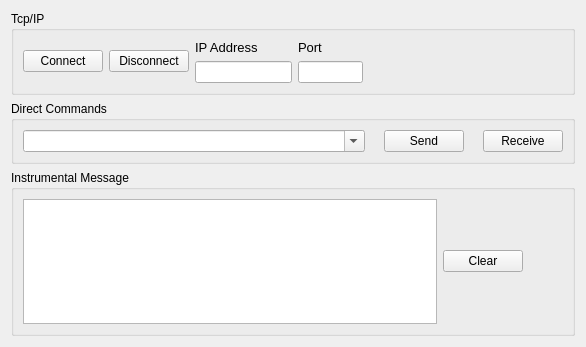
First picture: the form in View/setuptab.ui, repository volodymyr-savenko/Vfp, before the edit.
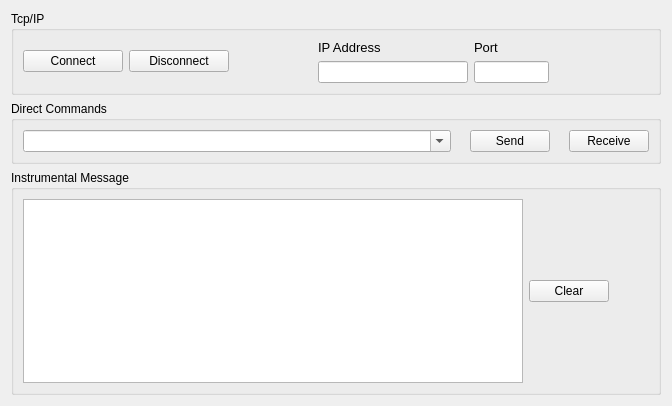
Second picture: the form after the edit. Icons and pictures are not drawn.

Diff of the .ui file:
```diff
--- a/View/setuptab.ui
+++ b/View/setuptab.ui
@@ -6,8 +6,8 @@
    <rect>
     <x>0</x>
     <y>0</y>
-    <width>586</width>
-    <height>347</height>
+    <width>668</width>
+    <height>406</height>
    </rect>
   </property>
   <property name="windowTitle">
@@ -22,6 +22,12 @@
        <verstretch>0</verstretch>
       </sizepolicy>
      </property>
+     <property name="minimumSize">
+      <size>
+       <width>650</width>
+       <height>0</height>
+      </size>
+     </property>
      <property name="maximumSize">
       <size>
        <width>16777215</width>
@@ -38,6 +44,12 @@
          <layout class="QHBoxLayout" name="loConnction">
           <item>
            <widget class="QPushButton" name="btnConnect">
+            <property name="minimumSize">
+             <size>
+              <width>100</width>
+              <height>0</height>
+             </size>
+            </property>
             <property name="text">
              <string>Connect</string>
             </property>
@@ -49,6 +61,12 @@
           </item>
           <item>
            <widget class="QPushButton" name="btnDisconnect">
+            <property name="minimumSize">
+             <size>
+              <width>100</width>
+              <height>0</height>
+             </size>
+            </property>
             <property name="text">
              <string>Disconnect</string>
             </property>
@@ -60,8 +78,24 @@
           </item>
          </layout>
         </item>
+        <item>
+         <spacer name="horizontalSpacer_5">
+          <property name="orientation">
+           <enum>Qt::Horizontal</enum>
+          </property>
+          <property name="sizeHint" stdset="0">
+           <size>
+            <width>40</width>
+            <height>20</height>
+           </size>
+          </property>
+         </spacer>
+        </item>
         <item>
          <layout class="QVBoxLayout" name="loIPAddress">
+          <property name="sizeConstraint">
+           <enum>QLayout::SetMinimumSize</enum>
+          </property>
           <item>
            <widget class="QLabel" name="lbIpAddress">
             <property name="text">
@@ -70,7 +104,20 @@
            </widget>
           </item>
           <item>
-           <widget class="QLineEdit" name="editIpAddress"/>
+           <widget class="QLineEdit" name="editIpAddress">
+            <property name="sizePolicy">
+             <sizepolicy hsizetype="Preferred" vsizetype="Fixed">
+              <horstretch>0</horstretch>
+              <verstretch>0</verstretch>
+             </sizepolicy>
+            </property>
+            <property name="minimumSize">
+             <size>
+              <width>150</width>
+              <height>0</height>
+             </size>
+            </property>
+           </widget>
           </item>
          </layout>
         </item>
@@ -111,7 +158,7 @@
           </property>
           <property name="sizeHint" stdset="0">
            <size>
-            <width>200</width>
+            <width>100</width>
             <height>20</height>
            </size>
           </property>
```
Left out of the diff: 2 changed lines with no effect on the pictures.
